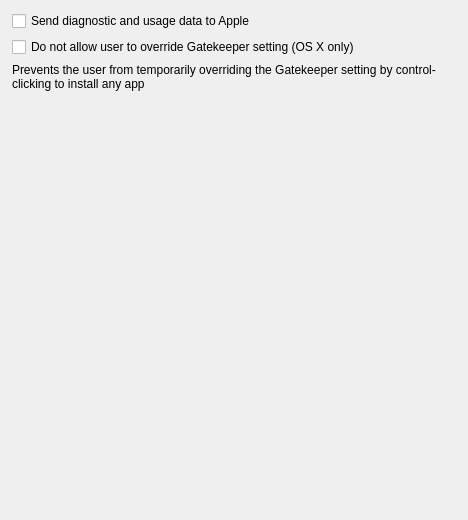
First picture: the form in FWAdminLib/Configurator/SPForm.ui, repository fw-dev/translations, before the edit.
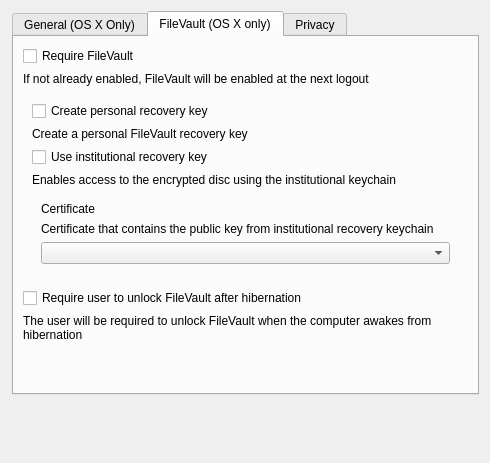
Second picture: the form after the edit. The open tabs and pages were chosen to show the change.

What changed in the file:
```diff
--- a/FWAdminLib/Configurator/SPForm.ui
+++ b/FWAdminLib/Configurator/SPForm.ui
@@ -6,42 +6,287 @@
    <rect>
     <x>0</x>
     <y>0</y>
-    <width>468</width>
-    <height>520</height>
+    <width>490</width>
+    <height>463</height>
    </rect>
   </property>
   <property name="windowTitle">
    <string>Form</string>
   </property>
-  <layout class="QGridLayout" name="gridLayout">
+  <layout class="QVBoxLayout" name="verticalLayout">
    <property name="leftMargin">
     <number>12</number>
    </property>
-   <item row="0" column="0">
-    <widget class="QCheckBox" name="diagAndUsageCb">
-     <property name="text">
-      <string>Send diagnostic and usage data to Apple</string>
+   <item>
+    <widget class="QTabWidget" name="tabWidget">
+     <property name="currentIndex">
+      <number>0</number>
      </property>
+     <widget class="QWidget" name="tab">
+      <attribute name="title">
+       <string>General (OS X Only)</string>
+      </attribute>
+      <layout class="QVBoxLayout" name="verticalLayout_2">
+       <item>
+        <widget class="QLabel" name="label">
+         <property name="text">
+          <string>Gatekeeper</string>
+         </property>
+        </widget>
+       </item>
+       <item>
+        <widget class="QLabel" name="lTipGateKeeper">
+         <property name="text">
+          <string>Allow apps downloaded from:</string>
+         </property>
+        </widget>
+       </item>
+       <item>
+        <widget class="QRadioButton" name="GKMacAppStore">
+         <property name="text">
+          <string>Mac App Store</string>
+         </property>
+         <property name="checked">
+          <bool>true</bool>
+         </property>
+        </widget>
+       </item>
+       <item>
+        <widget class="QRadioButton" name="GKMacAppStoreIdentDev">
+         <property name="text">
+          <string>Mac App Store and identified developers</string>
+         </property>
+        </widget>
+       </item>
+       <item>
+        <widget class="QRadioButton" name="GKAnywhere">
+         <property name="text">
+          <string>Anywhere</string>
+         </property>
+        </widget>
+       </item>
+       <item>
+        <widget class="QCheckBox" name="noOverrideGkCb">
+         <property name="text">
+          <string>Do not allow user to override Gatekeeper setting</string>
+         </property>
+        </widget>
+       </item>
+       <item>
+        <widget class="QLabel" name="lTip_label_2">
+         <property name="text">
+          <string>Prevents the user from temporarily overriding the Gatekeeper setting by control-clicking to install any app</string>
+         </property>
+         <property name="wordWrap">
+          <bool>true</bool>
+         </property>
+        </widget>
+       </item>
+       <item>
+        <widget class="QCheckBox" name="allowChangePasswordCb">
+         <property name="text">
+          <string>Allow user to change password</string>
+         </property>
+         <property name="checked">
+          <bool>true</bool>
+         </property>
+        </widget>
+       </item>
+       <item>
+        <widget class="QCheckBox" name="requirePasswordAfterSleepCb">
+         <property name="text">
+          <string>Require password after sleep or screen saver begins</string>
+         </property>
+         <property name="checked">
+          <bool>true</bool>
+         </property>
+        </widget>
+       </item>
+       <item>
+        <widget class="QCheckBox" name="allowLockMessageCb">
+         <property name="text">
+          <string>Allow user to set lock message</string>
+         </property>
+         <property name="checked">
+          <bool>true</bool>
+         </property>
+        </widget>
+       </item>
+       <item>
+        <widget class="QCheckBox" name="disableAutomaticLoginCb">
+         <property name="text">
+          <string>Disable automatic login</string>
+         </property>
+         <property name="checked">
+          <bool>true</bool>
+         </property>
+        </widget>
+       </item>
+       <item>
+        <spacer name="verticalSpacer_2">
+         <property name="orientation">
+          <enum>Qt::Vertical</enum>
+         </property>
+         <property name="sizeHint" stdset="0">
+          <size>
+           <width>20</width>
+           <height>42</height>
+          </size>
+         </property>
+        </spacer>
+       </item>
+      </layout>
+     </widget>
+     <widget class="QWidget" name="tab_3">
+      <attribute name="title">
+       <string>FileVault (OS X only)</string>
+      </attribute>
+      <layout class="QVBoxLayout" name="verticalLayout_5">
+       <item>
+        <widget class="QCheckBox" name="m_checkFileVaultRequired">
+         <property name="text">
+          <string>Require FileVault</string>
+         </property>
+        </widget>
+       </item>
+       <item>
+        <widget class="QLabel" name="lTipRequireFileVault">
+         <property name="text">
+          <string>If not already enabled, FileVault will be enabled at the next logout</string>
+         </property>
+         <property name="wordWrap">
+          <bool>true</bool>
+         </property>
+        </widget>
+       </item>
+       <item>
+        <widget class="QWidget" name="m_filevaultWidget" native="true">
+         <layout class="QVBoxLayout" name="verticalLayout_6">
+          <item>
+           <widget class="QCheckBox" name="m_checkCreatePersonalKey">
+            <property name="text">
+             <string>Create personal recovery key</string>
+            </property>
+           </widget>
+          </item>
+          <item>
+           <widget class="QLabel" name="lTipPersonalKey">
+            <property name="text">
+             <string>Create a personal FileVault recovery key</string>
+            </property>
+           </widget>
+          </item>
+          <item>
+           <widget class="QCheckBox" name="m_checkUseInstitutionalKey">
+            <property name="text">
+             <string>Use institutional recovery key</string>
+            </property>
+           </widget>
+          </item>
+          <item>
+           <widget class="QLabel" name="lTipInstitutionalKey">
+            <property name="text">
+             <string>Enables access to the encrypted disc using the institutional keychain</string>
+            </property>
+            <property name="wordWrap">
+             <bool>true</bool>
+            </property>
+           </widget>
+          </item>
+          <item>
+           <widget class="QWidget" name="m_widgetCertificate" native="true">
+            <layout class="QVBoxLayout" name="verticalLayout_4">
+             <item>
+              <widget class="QLabel" name="label_4">
+               <property name="text">
+                <string>Certificate</string>
+               </property>
+              </widget>
+             </item>
+             <item>
+              <widget class="QLabel" name="lTipCertificate">
+               <property name="text">
+                <string>Certificate that contains the public key from institutional recovery keychain</string>
+               </property>
+               <property name="wordWrap">
+                <bool>true</bool>
+               </property>
+              </widget>
+             </item>
+             <item>
+              <widget class="QComboBox" name="m_comboCertificate"/>
+             </item>
+            </layout>
+           </widget>
+          </item>
+         </layout>
+        </widget>
+       </item>
+       <item>
+        <widget class="QCheckBox" name="m_checkRequireUnlock">
+         <property name="text">
+          <string>Require user to unlock FileVault after hibernation</string>
+         </property>
+        </widget>
+       </item>
+       <item>
+        <widget class="QLabel" name="lTipRequireUnlock">
+         <property name="text">
+          <string>The user will be required to unlock FileVault when the computer awakes from hibernation</string>
+         </property>
+         <property name="wordWrap">
+          <bool>true</bool>
+         </property>
+        </widget>
+       </item>
+       <item>
+        <spacer name="verticalSpacer_4">
+         <property name="orientation">
+          <enum>Qt::Vertical</enum>
+         </property>
+         <property name="sizeHint" stdset="0">
+          <size>
+           <width>20</width>
+           <height>40</height>
+          </size>
+         </property>
+        </spacer>
+       </item>
+      </layout>
+     </widget>
+     <widget class="QWidget" name="tab_2">
+      <attribute name="title">
+       <string>Privacy</string>
+      </attribute>
+      <layout class="QVBoxLayout" name="verticalLayout_3">
+       <item>
+        <widget class="QCheckBox" name="diagAndUsageCb">
+         <property name="text">
+          <string>Send diagnostic and usage data to Apple</string>
+         </property>
+         <property name="checked">
+          <bool>true</bool>
+         </property>
+        </widget>
+       </item>
+       <item>
+        <spacer name="verticalSpacer_3">
+         <property name="orientation">
+          <enum>Qt::Vertical</enum>
+         </property>
+         <property name="sizeHint" stdset="0">
+          <size>
+           <width>20</width>
+           <height>160</height>
+          </size>
+         </property>
+        </spacer>
+       </item>
+      </layout>
+     </widget>
     </widget>
    </item>
-   <item row="1" column="0">
-    <widget class="QCheckBox" name="noOverrideGkCb">
-     <property name="text">
-      <string>Do not allow user to override Gatekeeper setting (OS X only)</string>
-     </property>
-    </widget>
-   </item>
-   <item row="2" column="0">
-    <widget class="QLabel" name="lTip_label_2">
-     <property name="text">
-      <string>Prevents the user from temporarily overriding the Gatekeeper setting by control-clicking to install any app</string>
-     </property>
-     <property name="wordWrap">
-      <bool>true</bool>
-     </property>
-    </widget>
-   </item>
-   <item row="3" column="0">
+   <item>
     <spacer name="verticalSpacer">
      <property name="orientation">
       <enum>Qt::Vertical</enum>
```
